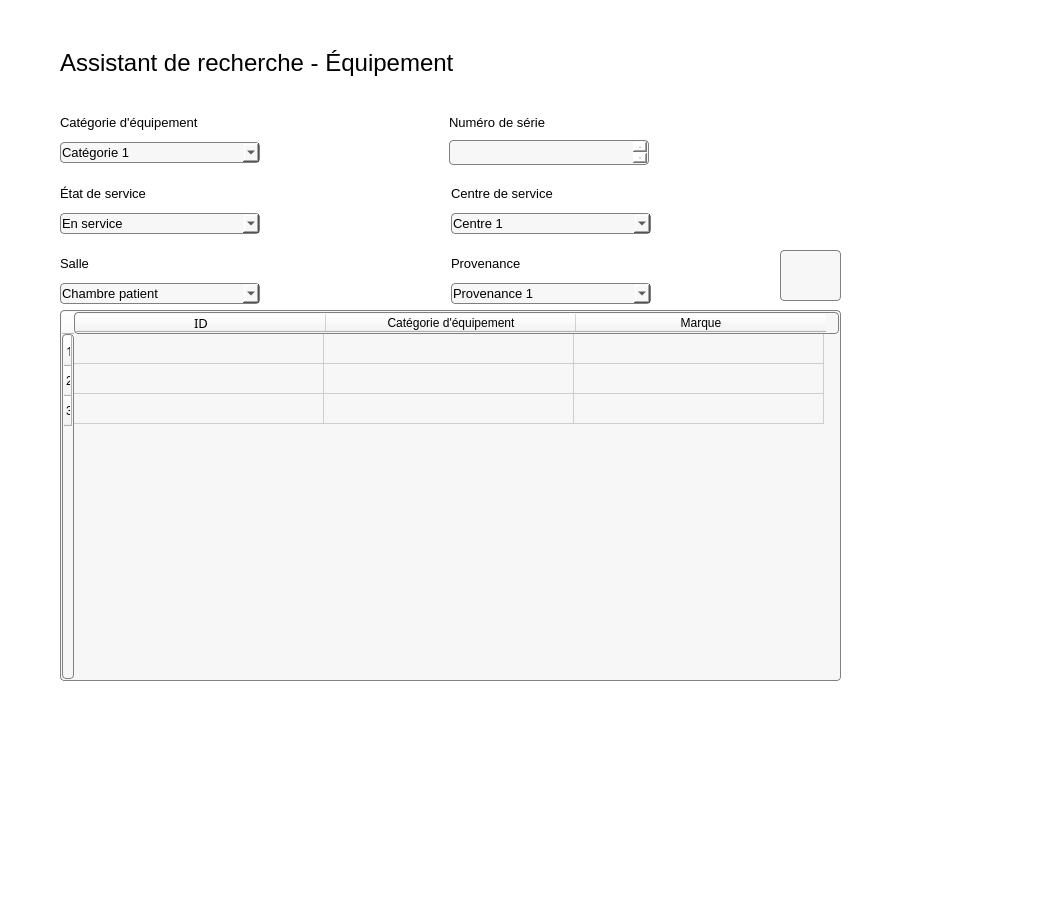
ProjetPC2/SIMM2.0-DEV, file Interface/FenetresEnUI/fenetreRechercheEquipement.ui: the form before one commit.
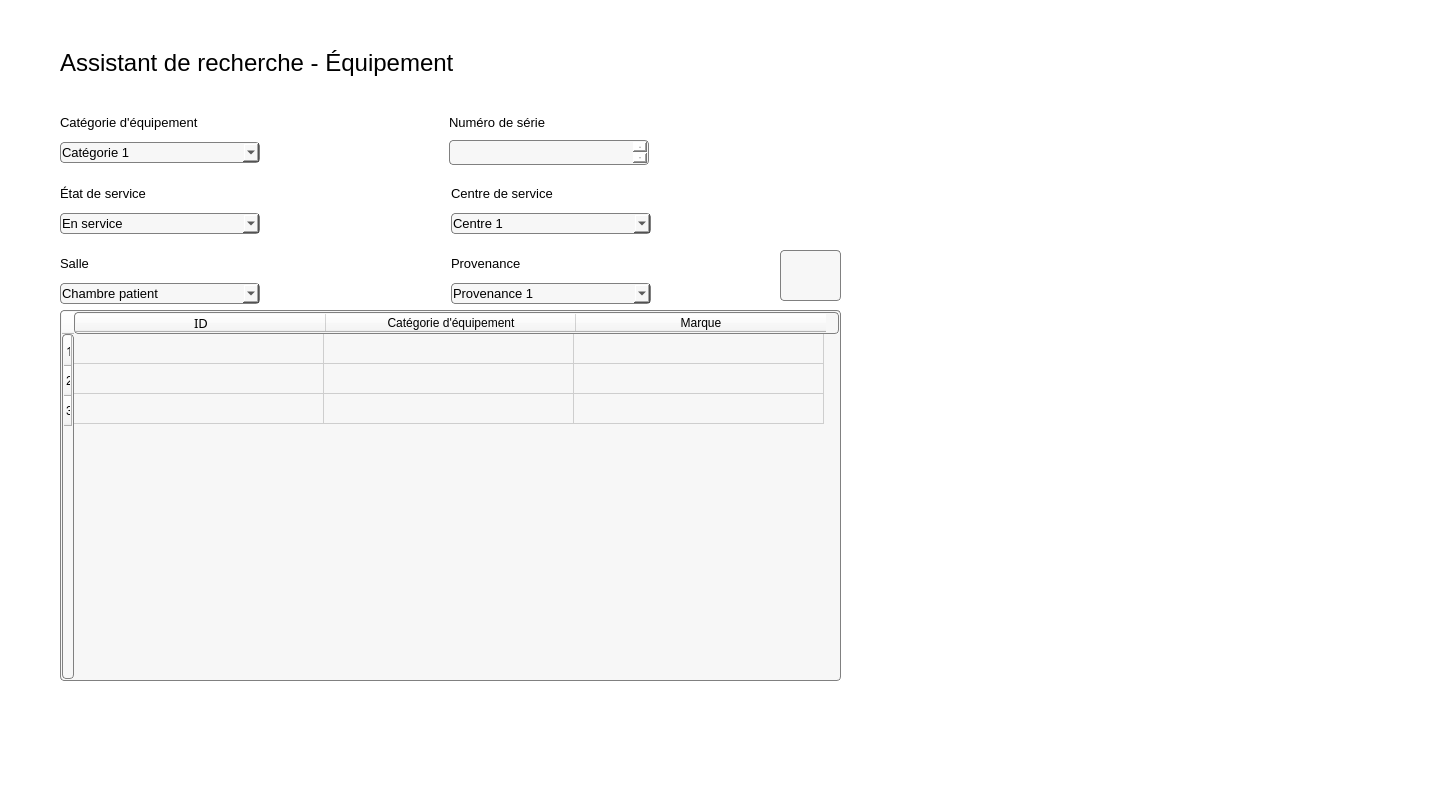
The form after the commit. Icons and pictures are not drawn.

Patch:
```diff
--- a/Interface/FenetresEnUI/fenetreRechercheEquipement.ui
+++ b/Interface/FenetresEnUI/fenetreRechercheEquipement.ui
@@ -6,14 +6,14 @@
    <rect>
     <x>0</x>
     <y>0</y>
-    <width>1062</width>
-    <height>900</height>
+    <width>1440</width>
+    <height>810</height>
    </rect>
   </property>
   <property name="minimumSize">
    <size>
-    <width>900</width>
-    <height>900</height>
+    <width>810</width>
+    <height>810</height>
    </size>
   </property>
   <property name="windowTitle">
```
Left out of the diff: 4 changed lines with no effect on the pictures.
